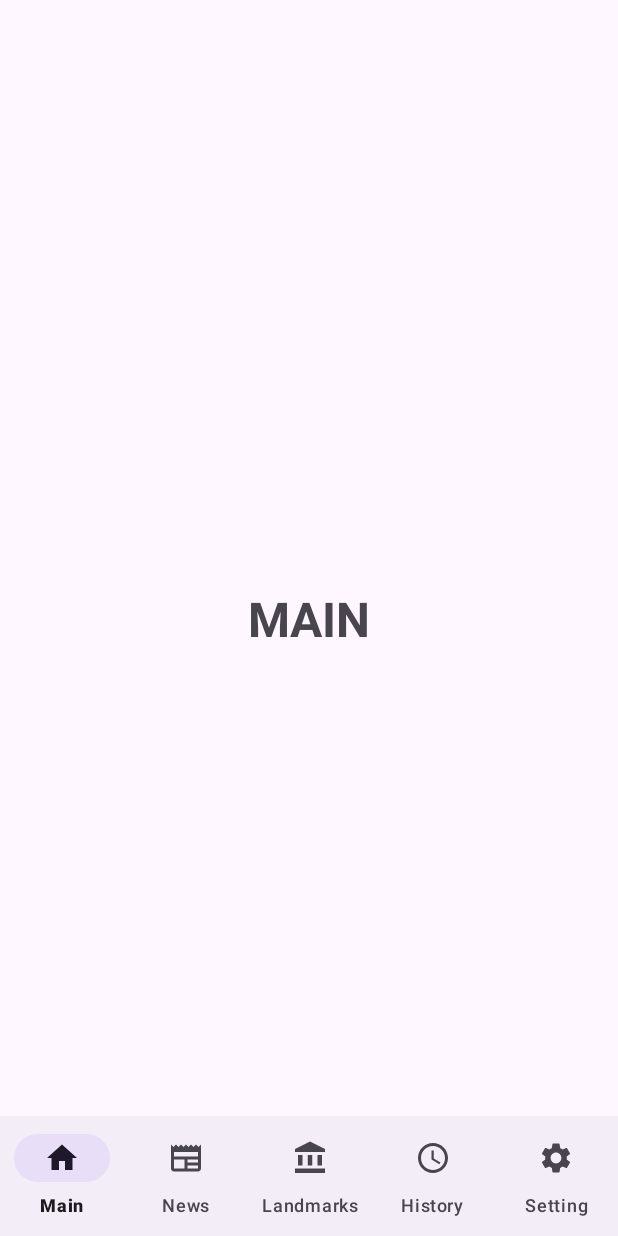
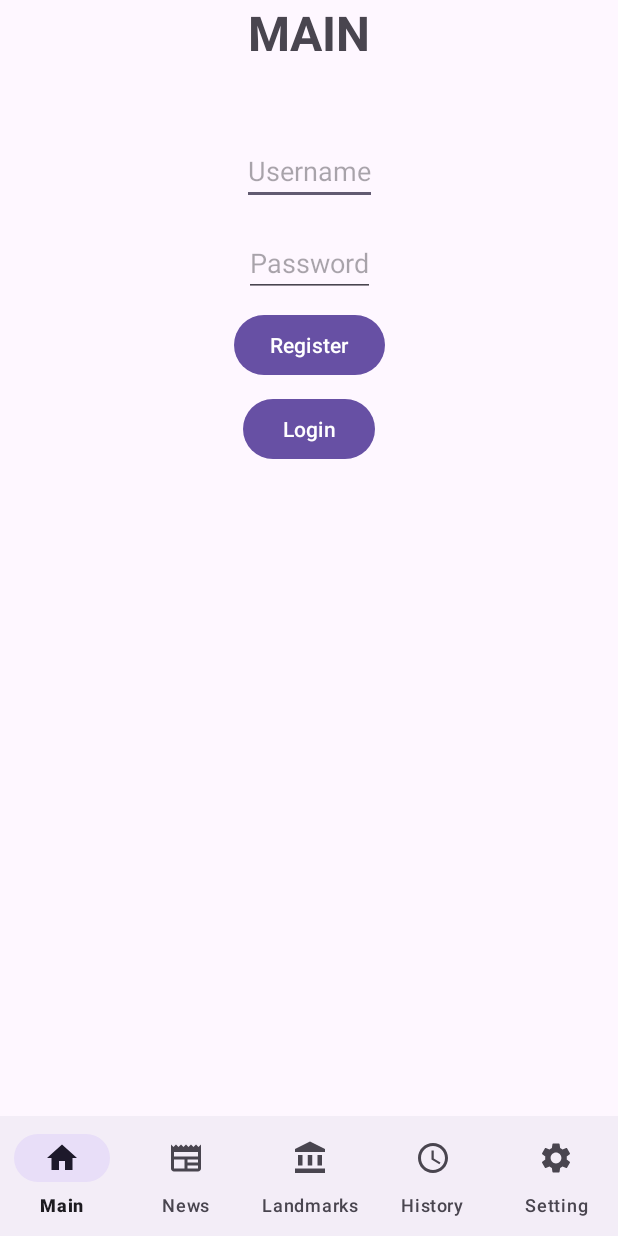
Before and after one commit to ArtemkaSik/CommandProject, an Android app: the screen it shows after launch (MainFragmentActivity), on a phone screen of 412 x 824 dp. Run offline under Robolectric (Android 15) with nearby library versions, the phone set to English and light mode, and no system bars; our stand-ins replace Room's generated code, navigation-ui.

Commit message:
ProfileDB Beta

```diff
--- a/app/src/main/res/layout/fragment_main.xml
+++ b/app/src/main/res/layout/fragment_main.xml
@@ -12,9 +12,49 @@
         android:layout_width="wrap_content"
         android:layout_height="wrap_content"
         android:text="@string/main"
-        app:layout_constraintBottom_toBottomOf="parent"
+        app:layout_constraintStart_toStartOf="parent"
+        app:layout_constraintEnd_toEndOf="parent"
+        app:layout_constraintTop_toTopOf="parent" />
+
+    <EditText
+        android:id="@+id/username"
+        android:layout_width="wrap_content"
+        android:layout_height="wrap_content"
+        android:hint="Username"
+        app:layout_constraintTop_toBottomOf="@id/main"
+        app:layout_constraintStart_toStartOf="parent"
+        app:layout_constraintEnd_toEndOf="parent"
+        android:layout_marginTop="48dp" />
+
+    <EditText
+        android:id="@+id/password"
+        android:layout_width="wrap_content"
+        android:layout_height="wrap_content"
+        android:hint="Password"
+        android:inputType="textPassword"
+        app:layout_constraintTop_toBottomOf="@id/username"
+        app:layout_constraintStart_toStartOf="parent"
+        app:layout_constraintEnd_toEndOf="parent"
+        android:layout_marginTop="16dp" />
+
+    <Button
+        android:id="@+id/registerButton"
+        android:layout_width="wrap_content"
+        android:layout_height="wrap_content"
+        android:text="Register"
+        app:layout_constraintTop_toBottomOf="@id/password"
+        app:layout_constraintStart_toStartOf="parent"
+        app:layout_constraintEnd_toEndOf="parent"
+        android:layout_marginTop="8dp" />
+
+    <Button
+        android:id="@+id/loginButton"
+        android:layout_width="wrap_content"
+        android:layout_height="wrap_content"
+        android:text="Login"
+        android:layout_marginTop="8dp"
         app:layout_constraintEnd_toEndOf="parent"
         app:layout_constraintStart_toStartOf="parent"
-        app:layout_constraintTop_toTopOf="parent" />
+        app:layout_constraintTop_toBottomOf="@+id/registerButton" />
 
 </androidx.constraintlayout.widget.ConstraintLayout>
```
Also changed, not shown: app/src/main/java/ru/itis/summer24/commandproject/data/db/UserDAO.kt (added, +18 -0 lines), app/src/main/java/ru/itis/summer24/commandproject/data/db/UserDataBase.kt (added, +16 -0 lines), app/src/main/java/ru/itis/summer24/commandproject/data/db/UserRepository.kt (added, +25 -0 lines), app/src/main/java/ru/itis/summer24/commandproject/data/db/entities/UserEntity.kt (added, +12 -0 lines), app/src/main/java/ru/itis/summer24/commandproject/models/User.kt (added, +8 -0 lines).
